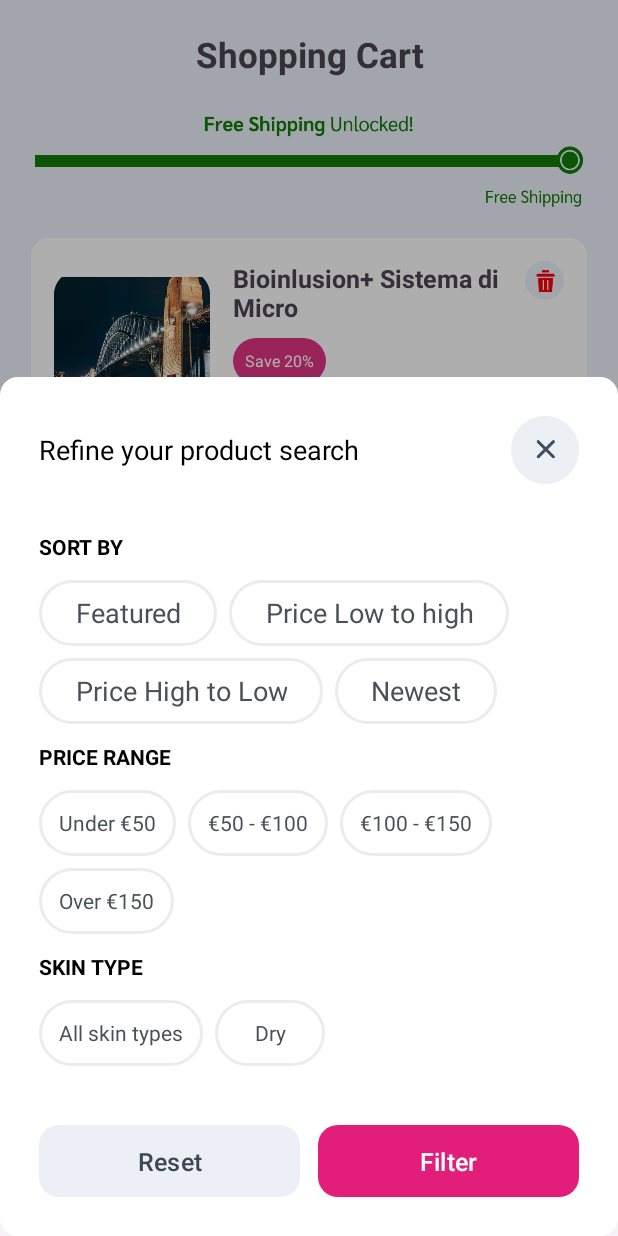
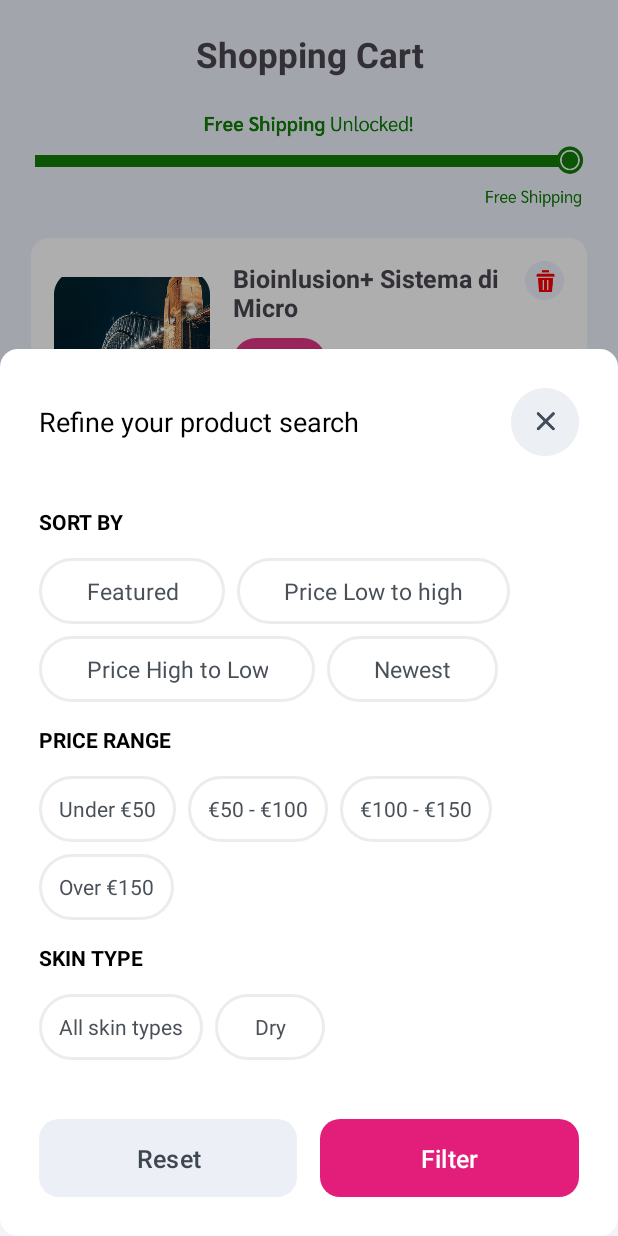
Before and after one commit to hafizanser/bioceuticamilano_android, an Android app: the fragment FilterBottomSheet placed in its activity, item 3 of the bottom bar chosen, on a phone screen of 412 x 824 dp. Run offline under Robolectric (Android 15) with nearby library versions, the phone set to English and light mode, and no system bars; our stand-ins replace sdp/ssp sizes; 6 statements that could not run were skipped.

Commit message:
Set filter screen text size

```diff
--- a/app/src/main/res/layout/fragment_filter_bottom_sheet.xml
+++ b/app/src/main/res/layout/fragment_filter_bottom_sheet.xml
@@ -38,8 +38,8 @@
         android:textAllCaps="false"
         android:textStyle="bold"
         android:textColor="@color/black"
-        android:paddingTop="6dp"
-        android:paddingBottom="6dp" />
+        android:paddingTop="@dimen/_6sdp"
+        android:paddingBottom="@dimen/_6sdp" />
 
     <com.google.android.material.chip.ChipGroup
         android:id="@+id/chipGroupSort"
@@ -54,11 +54,11 @@
             android:layout_width="wrap_content"
             android:layout_height="wrap_content"
             android:text="Featured"
+
             android:gravity="center"
             android:background="@drawable/chip_background"
             android:textColor="@color/chip_text_selector"
-            android:paddingLeft="24dp"
-            android:paddingRight="24dp"
+            android:paddingHorizontal="@dimen/_24sdp"
             android:textSize="@dimen/chip_text_size"
             android:clickable="true"
             android:focusable="true" />
@@ -71,8 +71,7 @@
             android:background="@drawable/chip_background"
             android:textColor="@color/chip_text_selector"
             android:gravity="center"
-            android:paddingLeft="24dp"
-            android:paddingRight="24dp"
+            android:paddingHorizontal="@dimen/_24sdp"
             android:textSize="@dimen/chip_text_size"
             android:clickable="true"
             android:focusable="true" />
@@ -85,8 +84,7 @@
             android:background="@drawable/chip_background"
             android:textColor="@color/chip_text_selector"
             android:gravity="center"
-            android:paddingLeft="24dp"
-            android:paddingRight="24dp"
+            android:paddingHorizontal="@dimen/_24sdp"
             android:textSize="@dimen/chip_text_size"
             android:clickable="true"
             android:focusable="true" />
@@ -97,11 +95,9 @@
             android:layout_height="wrap_content"
             android:text="Newest"
             android:gravity="center"
-
             android:background="@drawable/chip_background"
             android:textColor="@color/chip_text_selector"
-            android:paddingLeft="24dp"
-            android:paddingRight="24dp"
+            android:paddingHorizontal="@dimen/_24sdp"
             android:textSize="@dimen/chip_text_size"
             android:clickable="true"
             android:focusable="true" />
@@ -116,14 +112,15 @@
         android:textAllCaps="false"
         android:textStyle="bold"
         android:textColor="@color/black"
-        android:paddingTop="12dp"
-        android:paddingBottom="6dp" />
+        android:paddingTop="@dimen/_12sdp"
+        android:paddingBottom="@dimen/_6sdp" />
 
     <com.google.android.material.chip.ChipGroup
         android:id="@+id/chipGroupPrice"
         android:layout_width="match_parent"
         android:layout_height="wrap_content"
-        android:layout_marginTop="@dimen/_5sdp"  app:singleSelection="true">
+        android:layout_marginTop="@dimen/_5sdp"
+        app:singleSelection="true">
 
         <androidx.appcompat.widget.AppCompatTextView
             android:id="@+id/chipUnder50"
@@ -183,13 +180,14 @@
         android:textAllCaps="false"
         android:textStyle="bold"
         android:textColor="@color/black"
-        android:paddingTop="12dp"
-        android:paddingBottom="6dp" />
+        android:paddingTop="@dimen/_12sdp"
+        android:paddingBottom="@dimen/_6sdp" />
 
     <com.google.android.material.chip.ChipGroup
         android:id="@+id/chipGroupSkin"
         android:layout_width="match_parent"
-        android:layout_marginTop="@dimen/_5sdp"  android:layout_height="wrap_content"
+        android:layout_marginTop="@dimen/_5sdp"
+        android:layout_height="wrap_content"
         app:singleSelection="true">
 
         <androidx.appcompat.widget.AppCompatTextView
@@ -226,13 +224,10 @@
         android:gravity="center">
 
 
-
-
-
         <com.google.android.material.button.MaterialButton
             android:id="@+id/btnReset"
             android:layout_width="0dp"
-            android:layout_height="48dp"
+            android:layout_height="@dimen/_40sdp"
             android:layout_weight="1"
             android:textAllCaps="false"
             android:text="Reset"
@@ -242,13 +237,13 @@
             android:textSize="@dimen/_13ssp"
             android:backgroundTint="#EDEFF6"
             android:textColor="#3E4650"
-            android:layout_marginEnd="12dp"/>
+            android:layout_marginEnd="@dimen/_12sdp"/>
 
 
         <Button
             android:id="@+id/btnApply"
             android:layout_width="0dp"
-            android:layout_height="48dp"
+            android:layout_height="@dimen/_40sdp"
             android:layout_weight="1"
             android:text="Filter"
             android:textSize="@dimen/_13ssp"
--- a/app/src/main/res/values/dimens.xml
+++ b/app/src/main/res/values/dimens.xml
@@ -2,5 +2,5 @@
 <resources>
     <dimen name="chip_height">56dp</dimen>
     <dimen name="chip_corner">32dp</dimen>
-    <dimen name="chip_text_size">18sp</dimen>
+    <dimen name="chip_text_size">15sp</dimen>
 </resources>
```
Lines whose indentation alone changed are shown as unchanged.
